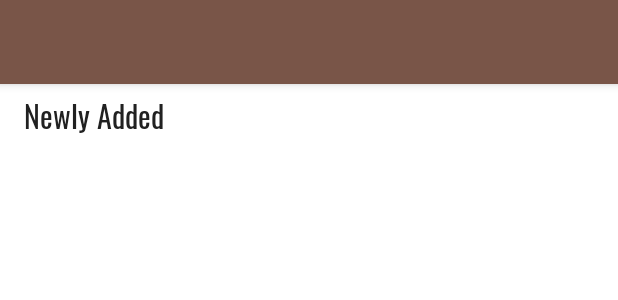
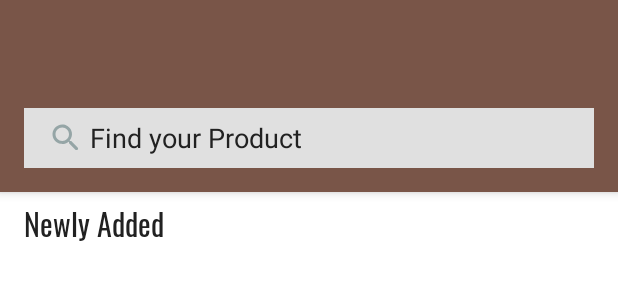
Before and after one commit to BlankZer0/Ashbab, an Android app: the layout app_bar_main.xml on its own in the app's theme, with its tools: preview values and no code run, on a phone screen of 412 x 824 dp. Shown: the top 300 px of the screen. Run offline under Robolectric (Android 15) with nearby library versions, the phone set to English and light mode, and no system bars.

Commit message:
Added a search bar on the home page
- the search logic is yet to be implemented, only the search bar has been added.

```diff
--- a/AndroidApp/AshbabApp/app/src/main/java/com/ashbab/ashbabapp/ui/home/MainActivity.java
+++ b/AndroidApp/AshbabApp/app/src/main/java/com/ashbab/ashbabapp/ui/home/MainActivity.java
@@ -136,12 +136,12 @@ public class MainActivity extends AppCompatActivity implements NavigationView.On
     }
 
     /**
-     * Inflates the main menu to add items to the action bar
+     * Inflates the appbar_items menu to add items to the action bar
      */
     @Override
     public boolean onCreateOptionsMenu(Menu menu)
     {
-        getMenuInflater().inflate(R.menu.main, menu);
+        getMenuInflater().inflate(R.menu.appbar_items, menu);
         return true;
     }
 
--- a/AndroidApp/AshbabApp/app/src/main/java/com/ashbab/ashbabapp/ui/productPage/ProductDetailsActivity.java
+++ b/AndroidApp/AshbabApp/app/src/main/java/com/ashbab/ashbabapp/ui/productPage/ProductDetailsActivity.java
@@ -28,8 +28,6 @@ public class ProductDetailsActivity extends AppCompatActivity
     private static final String LOG_TAG = ProductDetailsActivity.class.getSimpleName();
     private static final String PARCEL_KEY = "parcel_key";  // key to get the parceled product
 
-    Toolbar toolbar;
-
     @Override
     protected void onCreate(Bundle savedInstanceState)
     {
@@ -43,9 +41,7 @@ public class ProductDetailsActivity extends AppCompatActivity
 
         Log.v(LOG_TAG, Objects.requireNonNull(parceledProduct).toString());
 
-        // set the modified toolbar as the action bar
-        toolbar = findViewById(R.id.toolbar_product_details);
-        setSupportActionBar(toolbar);
+        Toolbar toolbar = findViewById(R.id.toolbar_product_details);
 
         // Find the floating action button and listen for clicks
         ExtendedFloatingActionButton exFab = findViewById(R.id.fab_buy_product);
--- /dev/null
+++ b/AndroidApp/AshbabApp/app/src/main/res/drawable/round_search_24.xml
@@ -0,0 +1,10 @@
+<vector xmlns:android="http://schemas.android.com/apk/res/android"
+        android:width="24dp"
+        android:height="24dp"
+        android:viewportWidth="24.0"
+        android:viewportHeight="24.0"
+        android:tint="?attr/colorControlNormal">
+    <path
+        android:fillColor="@android:color/white"
+        android:pathData="M15.5,14h-0.79l-0.28,-0.27c1.2,-1.4 1.82,-3.31 1.48,-5.34 -0.47,-2.78 -2.79,-5 -5.59,-5.34 -4.23,-0.52 -7.79,3.04 -7.27,7.27 0.34,2.8 2.56,5.12 5.34,5.59 2.03,0.34 3.94,-0.28 5.34,-1.48l0.27,0.28v0.79l4.25,4.25c0.41,0.41 1.08,0.41 1.49,0 0.41,-0.41 0.41,-1.08 0,-1.49L15.5,14zM9.5,14C7.01,14 5,11.99 5,9.5S7.01,5 9.5,5 14,7.01 14,9.5 11.99,14 9.5,14z"/>
+</vector>
--- a/AndroidApp/AshbabApp/app/src/main/res/layout/app_bar_main.xml
+++ b/AndroidApp/AshbabApp/app/src/main/res/layout/app_bar_main.xml
@@ -19,6 +19,22 @@
             android:background="?attr/colorPrimary"
             app:popupTheme="@style/AppTheme.PopupOverlay" />
 
+        <com.google.android.material.textfield.TextInputEditText
+            android:id="@+id/editMobileNo"
+            android:layout_width="match_parent"
+            android:layout_height="40dp"
+            android:paddingStart="@dimen/activity_vertical_margin"
+            android:paddingEnd="@dimen/activity_vertical_margin"
+            android:layout_margin="@dimen/activity_vertical_margin"
+            android:background="@color/color_accent"
+            android:ems="2"
+            android:hint="@string/search_hint"
+            android:textColorHint="@color/color_primary_text"
+            android:drawableStart="@drawable/round_search_24"
+            android:drawableTint="@color/color_icons"
+            android:drawablePadding="@dimen/vertical_spacing"
+            android:gravity="start|center" />
+
     </com.google.android.material.appbar.AppBarLayout>
 
     <include layout="@layout/content_main" />
--- a/AndroidApp/AshbabApp/app/src/main/res/layout/content_product_details.xml
+++ b/AndroidApp/AshbabApp/app/src/main/res/layout/content_product_details.xml
@@ -1,5 +1,5 @@
 <?xml version="1.0" encoding="utf-8"?>
-<ScrollView
+<androidx.core.widget.NestedScrollView
     xmlns:android="http://schemas.android.com/apk/res/android"
     xmlns:app="http://schemas.android.com/apk/res-auto"
     xmlns:tools="http://schemas.android.com/tools"
@@ -104,4 +104,4 @@
              android:text="@string/default_description" />
 
     </RelativeLayout>
-</ScrollView>
+</androidx.core.widget.NestedScrollView>
--- a/AndroidApp/AshbabApp/app/src/main/res/values/colors.xml
+++ b/AndroidApp/AshbabApp/app/src/main/res/values/colors.xml
@@ -8,6 +8,6 @@
     <color name="color_primary_text">#212121</color>
     <color name="color_secondary_text">#757575</color>
     <color name="color_button_text">#FFFFFF</color>
-    <color name="color_icons">#FFFFFF</color>
+    <color name="color_icons">#95A5A6</color>
     <color name="color_divider">#BDBDBD</color>
 </resources>
--- a/AndroidApp/AshbabApp/app/src/main/res/values/strings.xml
+++ b/AndroidApp/AshbabApp/app/src/main/res/values/strings.xml
@@ -2,12 +2,16 @@
     <string name="app_name">Ashbab</string>
     <string name="navigation_drawer_open">Open navigation drawer</string>
     <string name="navigation_drawer_close">Close navigation drawer</string>
-    <string name="nav_header_desc">Navigation header</string>
+
+    <!-- Actionbar Items -->
     <string name="action_settings">Settings</string>
+    <string name="action_search">Search</string>
+    <string name="search_hint">Find your Product</string>
 
     <!-- Navigation Header -->
     <string name="nav_header_title">User</string>
     <string name="nav_header_subtitle">ashbab.bd@gmail.com</string>
+    <string name="nav_header_desc">Navigation header</string>
 
     <!-- Drawer Items -->
     <string name="category_home">Home</string>
@@ -15,7 +19,7 @@
     <string name="category_chair">Chair</string>
     <string name="category_table">Table</string>
 
-    <!-- Home main content -->
+    <!-- Home appbar_items content -->
     <string name="title_newly_added">Newly Added</string>
 
     <!-- Product Details Content -->
--- a/AndroidApp/AshbabApp/build.gradle
+++ b/AndroidApp/AshbabApp/build.gradle
@@ -33,7 +33,7 @@ ext {
     support_version = '1.1.0-alpha04'
     material_version = '1.1.0-alpha05'
 
-    lifecycle_version  = '2.1.0-alpha03' // architecture components
+    lifecycle_version  = '2.1.0-alpha04' // architecture components
 
     // firebase
     firebase_core_version = "16.0.8"
```
Also changed, not shown: AndroidApp/AshbabApp/app/src/main/res/layout/activity_product_details.xml (+6 -7 lines), AndroidApp/AshbabApp/app/src/main/res/menu/appbar_items.xml (added, +11 -0 lines).
